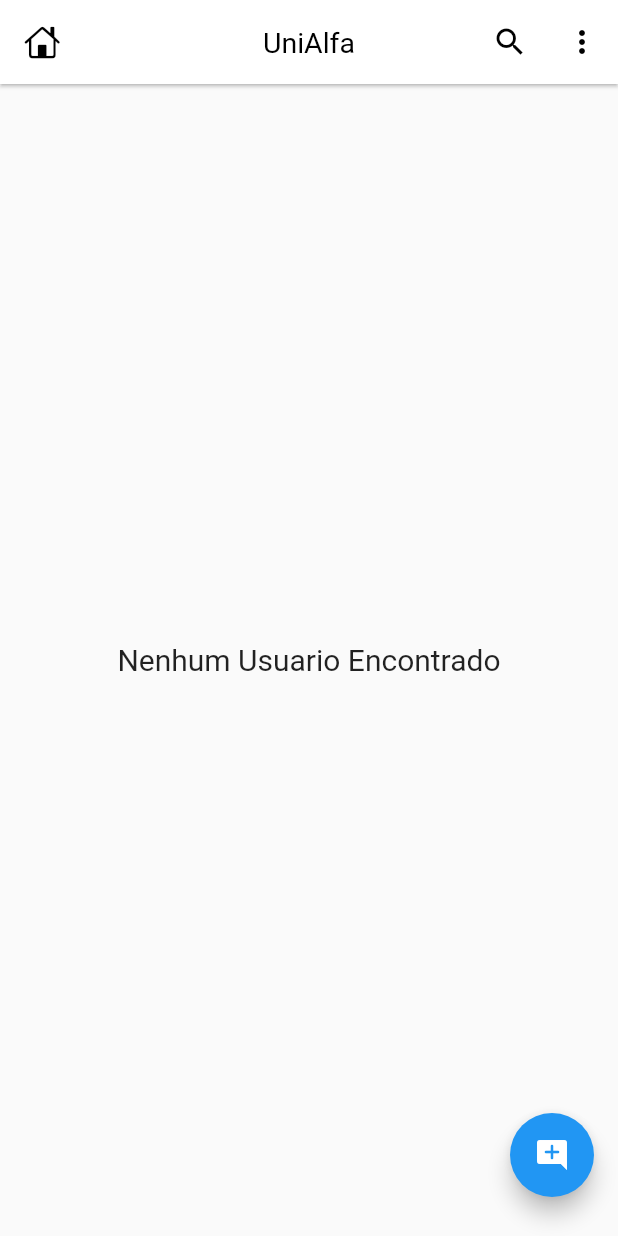
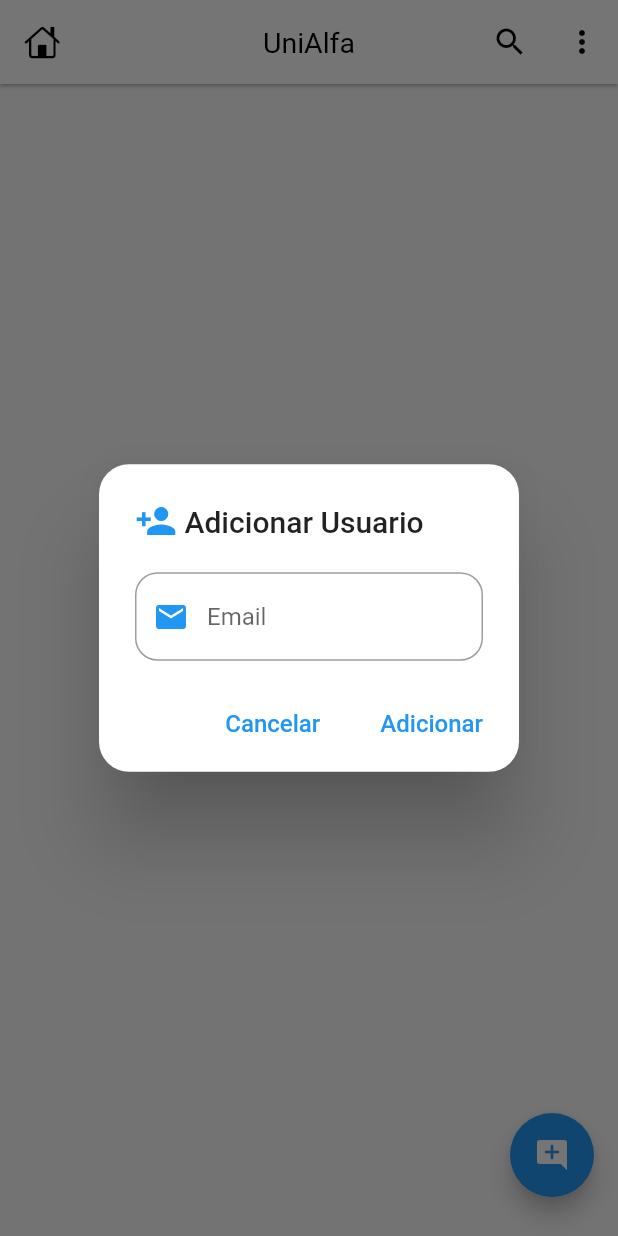
Before and after one commit to hendreoestevao/app-unialfa, a Flutter app: the HomeScreen screen opened directly, after a tap on the "add comment" icon, on a phone screen of 412 x 824 dp. Run offline on Flutter 3.47's test engine with Material 2 defaults, Android fonts, the phone set to English and light mode, and no system bars; our stand-ins replace cached_network_image, cloud_firestore, emoji_picker_flutter, firebase_auth, firebase_core, firebase_messaging and 4 more; missing offline and left inert: flutter_notification_channel; accounts and stored records are empty; network calls fail.

Commit message:
chat finalizado

```diff
--- a/lib/api/apis.dart
+++ b/lib/api/apis.dart
@@ -87,6 +87,34 @@ class APIs {
     return (await firestore.collection('users').doc(user.uid).get()).exists;
   }
 
+  static Future<bool> addChatUser(String email) async {
+    final data = await firestore
+        .collection('users')
+        .where('email', isEqualTo: email)
+        .get();
+
+    print('data: ${data.docs}');
+
+    if (data.docs.isNotEmpty && data.docs.first.id != user.uid) {
+      //user exists
+
+      print('user exists: ${data.docs.first.data()}');
+
+      firestore
+          .collection('users')
+          .doc(user.uid)
+          .collection('my_users')
+          .doc(data.docs.first.id)
+          .set({});
+
+      return true;
+    } else {
+      //user doesn't exists
+
+      return false;
+    }
+  }
+
   static Future<void> createUser() async {
     final time = DateTime.now().millisecondsSinceEpoch.toString();
 
@@ -106,12 +134,30 @@ class APIs {
         .doc(user.uid)
         .set(chatUser.toJson());
   }
-
-  static Stream<QuerySnapshot<Map<String, dynamic>>> getAllUsers() {
+    static Stream<QuerySnapshot<Map<String, dynamic>>> getMyUsersId() {
     return firestore
         .collection('users')
-        .where('id', isNotEqualTo: user.uid)
+        .doc(user.uid)
+        .collection('my_users')
         .snapshots();
+  }
+
+  static Stream<QuerySnapshot<Map<String, dynamic>>> getAllUsers(List<String> userIds) {
+    return firestore
+        .collection('users')
+        .where('id', whereIn: userIds)
+       // .where('id', isNotEqualTo: user.uid)
+        .snapshots();
+  }
+
+    static Future<void> sendFirstMessage(
+      ChatUser chatUser, String msg, Type type) async {
+    await firestore
+        .collection('users')
+        .doc(chatUser.id)
+        .collection('my_users')
+        .doc(user.uid)
+        .set({}).then((value) => sendMessage(chatUser, msg, type));
   }
 
   static Future<void> updateUserInfo() async {
--- a/lib/screens/home_screen.dart
+++ b/lib/screens/home_screen.dart
@@ -2,6 +2,7 @@ import 'dart:convert';
 
 import 'package:app_unialfa/Widgets/chat_user_card.dart';
 import 'package:app_unialfa/api/apis.dart';
+import 'package:app_unialfa/helper/dialogs.dart';
 import 'package:app_unialfa/models/chat_user.dart';
 import 'package:app_unialfa/screens/profile_screen.dart';
 import 'package:firebase_auth/firebase_auth.dart';
@@ -71,8 +72,12 @@ class _HomeScreenState extends State<HomeScreen> {
                         _searchList.clear();
 
                         for (var i in _list) {
-                        if (i.name.toLowerCase().contains(val.toLowerCase()) ||
-                            i.email.toLowerCase().contains(val.toLowerCase())) {
+                          if (i.name
+                                  .toLowerCase()
+                                  .contains(val.toLowerCase()) ||
+                              i.email
+                                  .toLowerCase()
+                                  .contains(val.toLowerCase())) {
                             _searchList.add(i);
                           }
                           setState(() {
@@ -89,8 +94,8 @@ class _HomeScreenState extends State<HomeScreen> {
                         _isSearching = !_isSearching;
                       });
                     },
-                  icon:
-                      Icon(_isSearching ? CupertinoIcons.clear : Icons.search)),
+                    icon: Icon(
+                        _isSearching ? CupertinoIcons.clear : Icons.search)),
                 IconButton(
                     onPressed: () {
                       Navigator.push(
@@ -106,15 +111,14 @@ class _HomeScreenState extends State<HomeScreen> {
             floatingActionButton: Padding(
               padding: const EdgeInsets.only(bottom: 10),
               child: FloatingActionButton(
-              onPressed: () async {
-                await APIs.auth.signOut();
-                await GoogleSignIn().signOut();
+                onPressed: () {
+                  _addChatUserDialog();
                 },
                 child: Icon(Icons.add_comment_rounded),
               ),
             ),
             body: StreamBuilder(
-              stream: APIs.getAllUsers(),
+                stream: APIs.getMyUsersId(),
                 builder: (context, snapshot) {
                   switch (snapshot.connectionState) {
                     case ConnectionState.waiting:
@@ -123,18 +127,36 @@ class _HomeScreenState extends State<HomeScreen> {
 
                     case ConnectionState.active:
                     case ConnectionState.done:
+
+
+
+                      return StreamBuilder(
+                          stream: APIs.getAllUsers(
+                              snapshot.data?.docs.map((e) => e.id).toList() ??
+                                  []),
+                          builder: (context, snapshot) {
+                            switch (snapshot.connectionState) {
+                              case ConnectionState.waiting:
+                              case ConnectionState.none:
+                                return const Center(
+                                    child: CircularProgressIndicator());
+
+                              case ConnectionState.active:
+                              case ConnectionState.done:
                                 if (snapshot.hasData) {
                                   final data = snapshot.data?.docs;
                                   _list = data
-                              ?.map((e) => ChatUser.fromJson(e.data()))
+                                          ?.map((e) =>
+                                              ChatUser.fromJson(e.data()))
                                           .toList() ??
                                       [];
                                 }
 
                                 if (_list.isNotEmpty) {
                                   return ListView.builder(
-                          itemCount:
-                              _isSearching ? _searchList.length : _list.length,
+                                      itemCount: _isSearching
+                                          ? _searchList.length
+                                          : _list.length,
                                       padding: EdgeInsets.only(top: 5),
                                       physics: BouncingScrollPhysics(),
                                       itemBuilder: (context, index) {
@@ -153,9 +175,72 @@ class _HomeScreenState extends State<HomeScreen> {
                                   ));
                                 }
                             }
-              }),
-        ),
+                          });
+                  }
+;
+                })),
       ),
     );
   }
+
+  void _addChatUserDialog() {
+    String email = '';
+
+    showDialog(
+        context: context,
+        builder: (_) => AlertDialog(
+              contentPadding:
+                  EdgeInsets.only(left: 24, right: 24, top: 20, bottom: 10),
+              shape: RoundedRectangleBorder(
+                  borderRadius: BorderRadius.circular(20)),
+              title: Row(
+                children: [
+                  Icon(
+                    Icons.person_add,
+                    color: Colors.blue,
+                    size: 28,
+                  ),
+                  Text(' Adicionar Usuario')
+                ],
+              ),
+              content: TextFormField(
+                maxLines: null,
+                onChanged: (value) => email = value,
+                decoration: InputDecoration(
+                    hintText: 'Email',
+                    prefixIcon: Icon(
+                      Icons.email,
+                      color: Colors.blue,
+                    ),
+                    border: OutlineInputBorder(
+                        borderRadius: BorderRadius.circular(15))),
+              ),
+              actions: [
+                MaterialButton(
+                  onPressed: () {
+                    Navigator.pop(context);
+                  },
+                  child: Text(
+                    'Cancelar',
+                    style: TextStyle(color: Colors.blue, fontSize: 16),
+                  ),
+                ),
+                MaterialButton(
+                  onPressed: () async {
+                    Navigator.pop(context);
+                    if (email.isNotEmpty)
+                      await APIs.addChatUser(email).then((value) {
+                        if (!value) {
+                          Dialogs.showSnackBar(context, 'Usuario não existe');
                         }
+                      });
+                  },
+                  child: Text(
+                    'Adicionar',
+                    style: TextStyle(color: Colors.blue, fontSize: 16),
+                  ),
+                )
+              ],
+            ));
+  }
+}
```
Also changed, not shown: lib/screens/chat_screen.dart (+7 -1 lines). Lines whose indentation alone changed are shown as unchanged.
